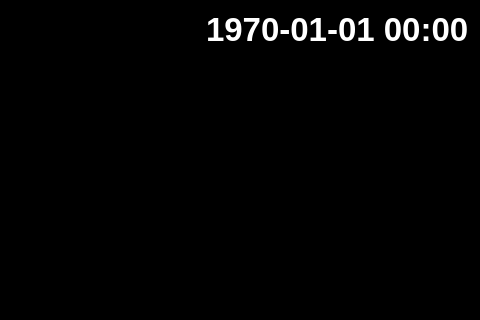
Before: the Qt Designer form MirrorFrame.ui in Risca/magicmirror, drawn with Qt 5; both pictures show x 800 to 1280 and y 0 to 320 of the 1280 by 720 pixel window.
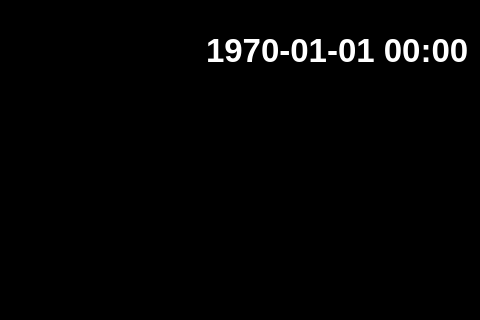
After: the same form once the commit is applied.

What changed in the file:
```diff
--- a/MirrorFrame.ui
+++ b/MirrorFrame.ui
@@ -493,6 +493,23 @@
      </item>
      <item>
       <layout class="QVBoxLayout" name="verticalLayout_3">
+       <item>
+        <widget class="QLabel" name="versionLabel">
+         <property name="font">
+          <font>
+           <pointsize>10</pointsize>
+           <weight>50</weight>
+           <bold>false</bold>
+          </font>
+         </property>
+         <property name="text">
+          <string/>
+         </property>
+         <property name="alignment">
+          <set>Qt::AlignRight|Qt::AlignTrailing|Qt::AlignVCenter</set>
+         </property>
+        </widget>
+       </item>
        <item>
         <widget class="QLabel" name="clockLabel">
          <property name="font">
```
